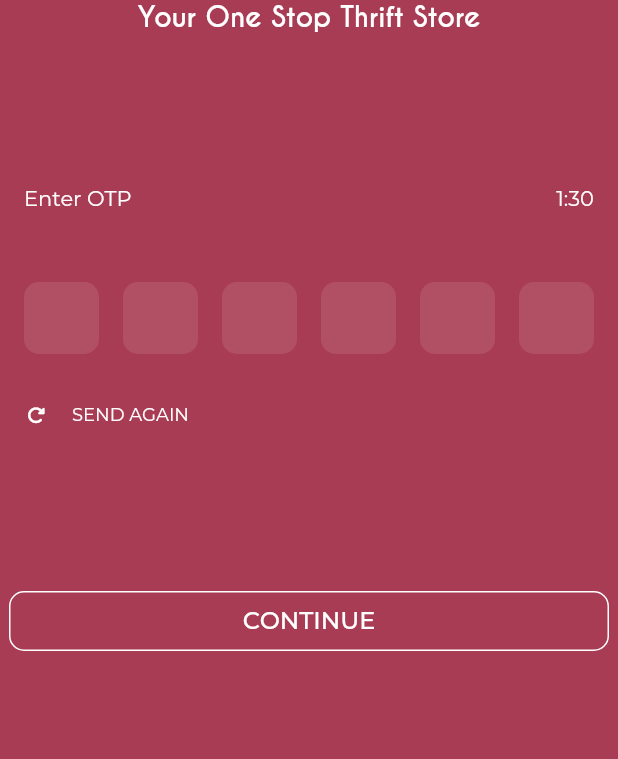
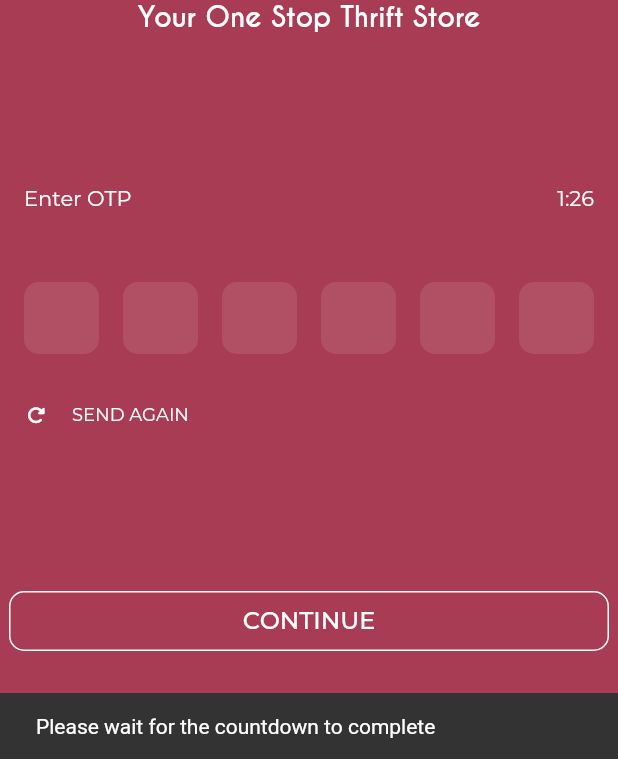
Before and after one commit to smellycloud/relove, a Flutter app: the OTPScreen screen opened by its route, after a tap on an icon or button, on a phone screen of 412 x 824 dp, the part 477-1236 px from its top. Run offline on Flutter 3.47's test engine with Material 2 defaults, Android fonts, the phone set to English and light mode, and no system bars; drawn by our look-alikes of otp_text_field; our stand-ins replace font_awesome_flutter, get, intl_phone_number_input.

```diff
--- a/lib/constants.dart
+++ b/lib/constants.dart
@@ -11,3 +11,5 @@ const kPhoneNumberTextStyle = TextStyle(
   fontSize: 24.0,
   fontWeight: FontWeight.bold,
 );
+
+const int kOTPCountdownTimerDuration = 90; // Seconds
--- a/lib/screens/authentication/otp_screen.dart
+++ b/lib/screens/authentication/otp_screen.dart
@@ -5,7 +5,6 @@ import 'package:relove/components/authentication/RoundedContinueButton.dart';
 import 'package:otp_text_field/otp_text_field.dart';
 import 'package:otp_text_field/style.dart';
 import 'package:font_awesome_flutter/font_awesome_flutter.dart';
-
 
 class OTPScreen extends StatefulWidget {
   static const id = 'otp_screen';
@@ -16,11 +15,45 @@ class OTPScreen extends StatefulWidget {
   _OTPScreenState createState() => _OTPScreenState();
 }
 
-class _OTPScreenState extends State<OTPScreen> {
+class _OTPScreenState extends State<OTPScreen> with TickerProviderStateMixin {
+  late AnimationController _controller;
+
+  String get timerString {
+    Duration duration = _controller.duration! * _controller.value;
+    return '${duration.inMinutes}:${(duration.inSeconds % 60).toString().padLeft(2, '0')}';
+  }
 
   @override
   void initState() {
     super.initState();
+    _controller = AnimationController(
+      vsync: this,
+      duration: const Duration(
+        seconds: kOTPCountdownTimerDuration,
+      ), // gameData.levelClock is a user entered number elsewhere in the application
+    );
+    _controller.reverse(from: 1);
+
+    _controller.addStatusListener((status) {
+      print(status);
+      if (_controller.isDismissed) {
+        setState(() {
+          // print('reset timer now');
+          _controller.reset();
+        });
+      }
+    });
+
+    _controller.addListener(() {
+      setState(() {
+      });
+    });
+  }
+
+  @override
+  void dispose() {
+    _controller.dispose();
+    super.dispose();
   }
 
   @override
@@ -42,8 +75,8 @@ class _OTPScreenState extends State<OTPScreen> {
               child: Row(
                 crossAxisAlignment: CrossAxisAlignment.center,
                 mainAxisAlignment: MainAxisAlignment.spaceBetween,
-                children: const [
-                  Padding(
+                children: [
+                  const Padding(
                     padding: EdgeInsets.only(left: 16.0),
                     child: Text(
                       'Enter OTP',
@@ -53,12 +86,12 @@ class _OTPScreenState extends State<OTPScreen> {
                     ),
                   ),
                   Padding(
-                    padding: EdgeInsets.only(
+                    padding: const EdgeInsets.only(
                       right: 16.0,
                     ),
                     child: Text(
-                      '1:30',
-                      style: TextStyle(
+                      timerString,
+                      style: const TextStyle(
                         color: kLightTextColor,
                       ),
                     ),
@@ -97,10 +130,10 @@ class _OTPScreenState extends State<OTPScreen> {
                 fieldStyle: FieldStyle.box,
                 onChanged: (value) {
                   _otp = value;
-                  print(_otp);
                 },
                 onCompleted: (value) {
                   _otp = value;
+                  // VALIDATE AND GO TO PREFERENCES OR HOME SCREEN
                 },
               ),
             ),
@@ -112,6 +145,14 @@ class _OTPScreenState extends State<OTPScreen> {
                   IconButton(
                     onPressed: () {
                       //  Coordinate with timer
+                      if (_controller.isDismissed) {
+                        _controller.reverse(from: 1);
+                      } else {
+                        const snackBar = SnackBar(
+                          content: Text('Please wait for the countdown to complete'),
+                        );
+                        ScaffoldMessenger.of(context).showSnackBar(snackBar);
+                      }
                     },
                     icon: const FaIcon(
                       FontAwesomeIcons.redoAlt,
```
Also changed, not shown: 1 other file.
